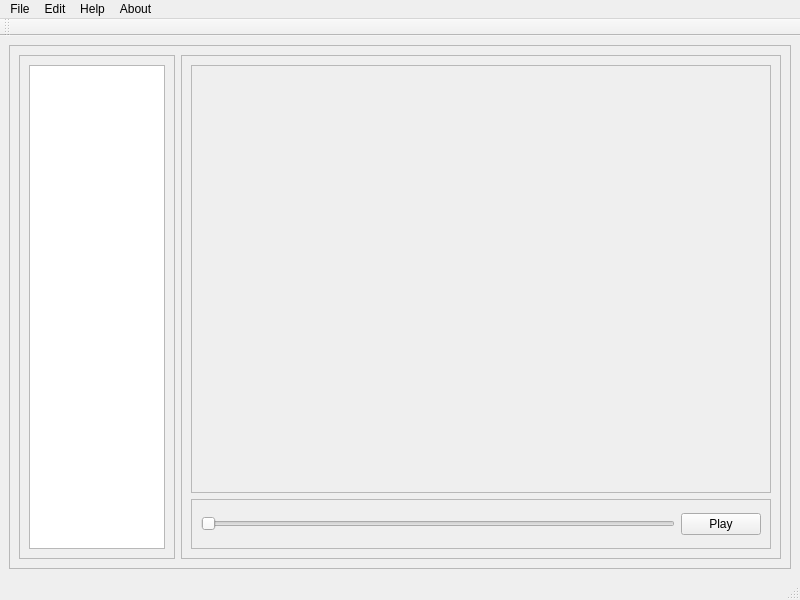
First picture: the form in src/GUI/mainwindow.ui, repository Nefarin/SODM, before the edit.
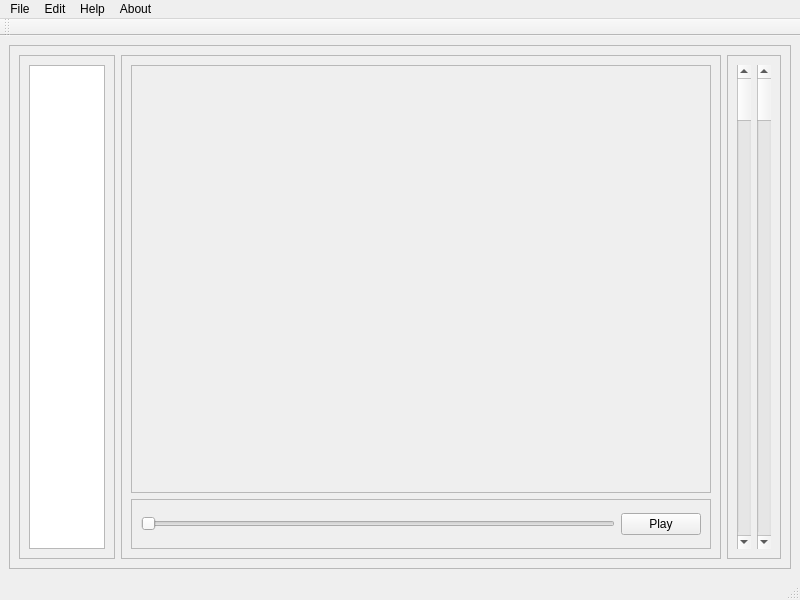
Second picture: the form after the edit.

Commit message: Tried interpolation

What changed in the file:
```diff
--- a/src/GUI/mainwindow.ui
+++ b/src/GUI/mainwindow.ui
@@ -170,6 +170,44 @@
          </layout>
         </widget>
        </item>
+       <item>
+        <widget class="QFrame" name="optionsFrame">
+         <property name="sizePolicy">
+          <sizepolicy hsizetype="Preferred" vsizetype="Preferred">
+           <horstretch>0</horstretch>
+           <verstretch>0</verstretch>
+          </sizepolicy>
+         </property>
+         <property name="frameShape">
+          <enum>QFrame::StyledPanel</enum>
+         </property>
+         <property name="frameShadow">
+          <enum>QFrame::Raised</enum>
+         </property>
+         <layout class="QHBoxLayout" name="horizontalLayout_3">
+          <item>
+           <widget class="QScrollBar" name="lowSlider">
+            <property name="toolTip">
+             <string>Low Threshold</string>
+            </property>
+            <property name="orientation">
+             <enum>Qt::Vertical</enum>
+            </property>
+           </widget>
+          </item>
+          <item>
+           <widget class="QScrollBar" name="highSlider">
+            <property name="toolTip">
+             <string>High Threshold</string>
+            </property>
+            <property name="orientation">
+             <enum>Qt::Vertical</enum>
+            </property>
+           </widget>
+          </item>
+         </layout>
+        </widget>
+       </item>
       </layout>
      </widget>
     </item>
```
The commit also changes 2 other files.
